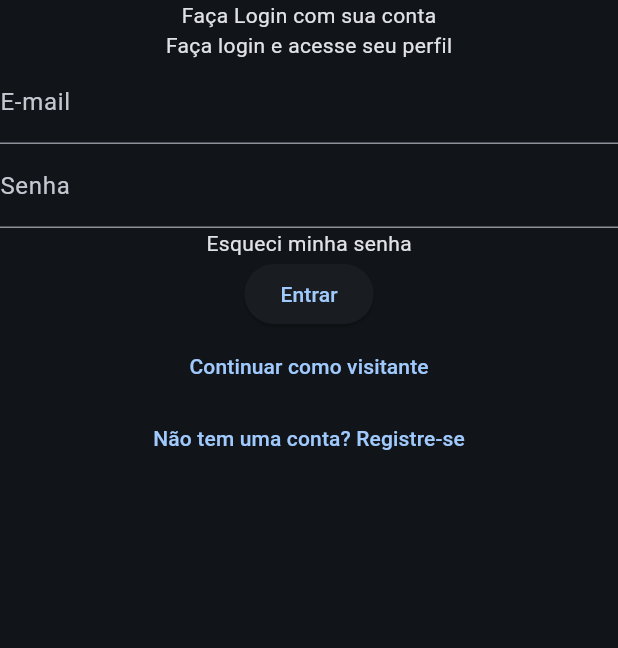
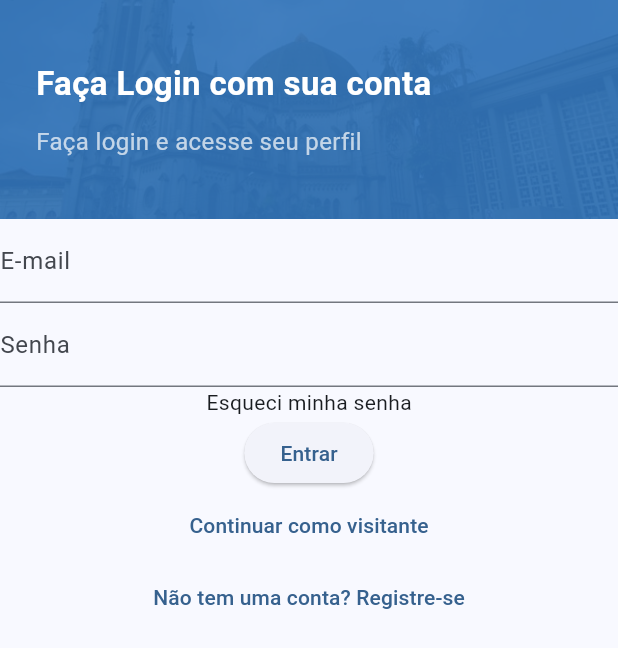
Before and after one commit to Diocese-Santos/Diocese-App, a Flutter app: the screen it shows after launch, on a phone screen of 412 x 824 dp. Shown: the top 648 px of the screen. Run offline on Flutter 3.47's test engine with Material 3 defaults, Android fonts, the phone set to English and light mode, and no system bars.

Commit message:
feat: create header widget

```diff
--- a/lib/main/main.dart
+++ b/lib/main/main.dart
@@ -13,7 +13,7 @@ class MyApp extends StatelessWidget {
   Widget build(BuildContext context) {
     final colorSchema = ColorScheme.fromSeed(
       seedColor: Colors.blue,
-      brightness: Brightness.dark,
+      brightness: Brightness.light,
     );
 
     return MaterialApp(
@@ -21,7 +21,7 @@ class MyApp extends StatelessWidget {
       darkTheme: ThemeData(
         dividerTheme: const DividerThemeData(space: 0),
         appBarTheme: AppBarTheme(color: colorSchema.primaryContainer),
-        brightness: Brightness.dark,
+        brightness: Brightness.light,
         colorScheme: colorSchema,
         useMaterial3: true,
       ),
--- a/lib/ui/pages/login_page.dart
+++ b/lib/ui/pages/login_page.dart
@@ -1,4 +1,5 @@
 import 'package:diocese_santos/presentation/presenters/login_presenter.dart';
+import 'package:diocese_santos/ui/widgets/header.dart';
 import 'package:flutter/material.dart';
 
 class LoginPage extends StatelessWidget {
@@ -11,8 +12,16 @@ class LoginPage extends StatelessWidget {
     return Scaffold(
       body: Column(
         children: [
-          Text('Faça Login com sua conta'),
-          Text('Faça login e acesse seu perfil'),
+          Header(
+            title: 'Faça Login com sua conta',
+            child: Text(
+              'Faça login e acesse seu perfil',
+              style: TextStyle(
+                color: Colors.white70,
+                fontSize: 16,
+              ),
+            ),
+          ),
           Form(
             child: Column(
               children: [
--- /dev/null
+++ b/lib/ui/widgets/header.dart
@@ -0,0 +1,48 @@
+import 'package:flutter/material.dart';
+
+class Header extends StatelessWidget {
+  const Header({
+    required this.title,
+    required this.child,
+    super.key,
+  });
+
+  final String title;
+  final Widget child;
+
+  @override
+  Widget build(BuildContext context) {
+    final statusBarHeight = MediaQuery.of(context).viewPadding.top;
+
+    return Container(
+      width: double.infinity,
+      padding: EdgeInsets.only(
+        left: 24,
+        top: 40 + statusBarHeight,
+        right: 24,
+        bottom: 40,
+      ),
+      decoration: const BoxDecoration(
+        image: DecorationImage(
+          image: AssetImage('assets/catedral_bg.png'),
+          fit: BoxFit.cover,
+        ),
+      ),
+      child: Column(
+        crossAxisAlignment: CrossAxisAlignment.start,
+        children: [
+          Text(
+            title,
+            style: TextStyle(
+              color: Colors.white,
+              fontSize: 22,
+              fontWeight: FontWeight.bold,
+            ),
+          ),
+          const SizedBox(height: 12),
+          child,
+        ],
+      ),
+    );
+  }
+}
```
Also changed, not shown: pubspec.yaml (+3 -11 lines), assets/catedral_bg.png (added), pubspec.lock.
